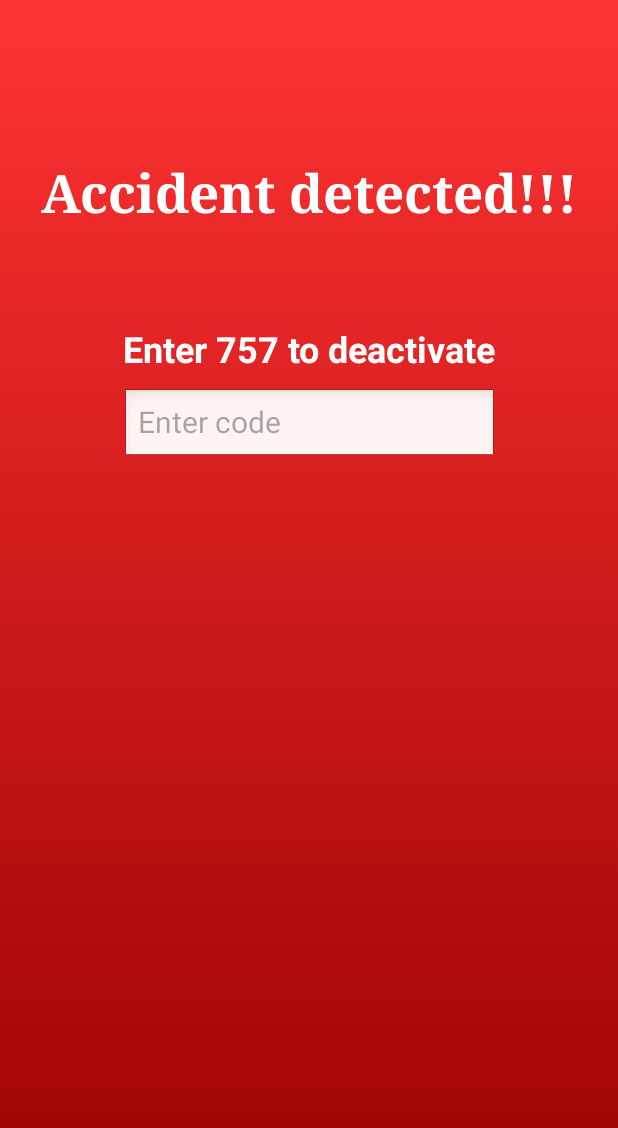
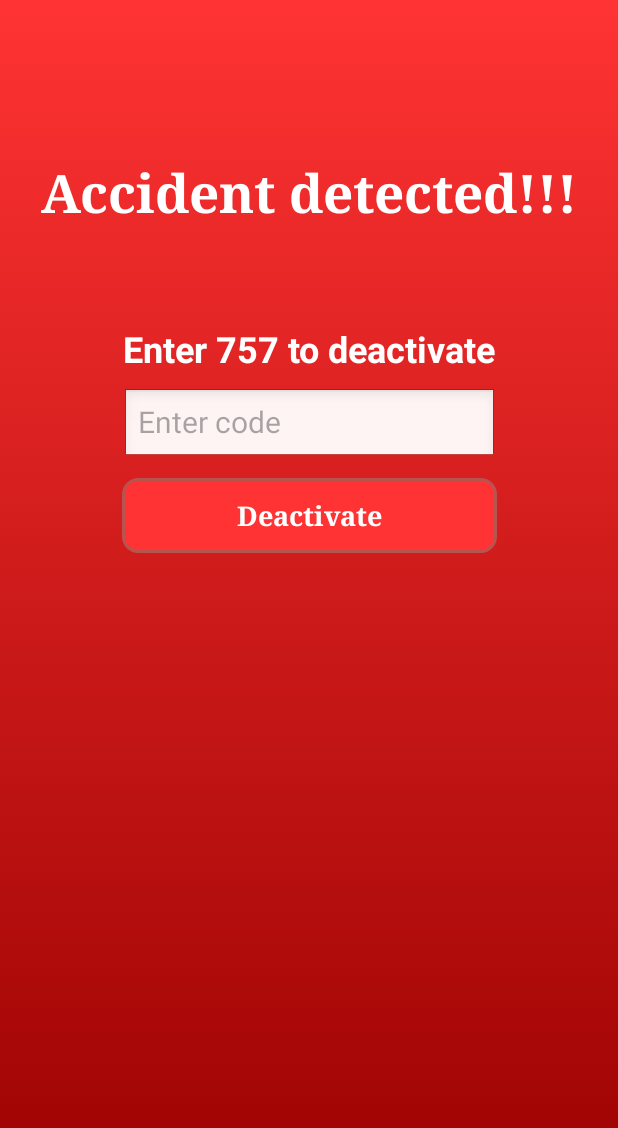
Before and after one commit to Hustini/ChrashBuddy, an Android app: the AlarmActivity screen opened directly, with no data from a screen before it, on a phone screen of 412 x 824 dp. Shown: the top 1128 px of the screen. Run offline under Robolectric (Android 15) with nearby library versions, the phone set to English and light mode, and no system bars.

Commit message:
added new button

```diff
--- a/app/src/main/res/layout/activity_alarm.xml
+++ b/app/src/main/res/layout/activity_alarm.xml
@@ -49,4 +49,20 @@
         app:layout_constraintStart_toStartOf="parent"
         app:layout_constraintEnd_toEndOf="parent" />
 
+    <TextView
+        android:id="@+id/deactivateButton"
+        android:layout_width="250dp"
+        android:layout_height="50dp"
+        android:layout_marginTop="10dp"
+        android:background="@drawable/alarmbutton"
+        android:fontFamily="serif"
+        android:gravity="center"
+        android:text="Deactivate"
+        android:textColor="#FFFFFF"
+        android:textSize="18sp"
+        android:textStyle="bold"
+        app:layout_constraintTop_toBottomOf="@id/deactivationCodeInput"
+        app:layout_constraintStart_toStartOf="parent"
+        app:layout_constraintEnd_toEndOf="parent" />
+
 </androidx.constraintlayout.widget.ConstraintLayout>
```
